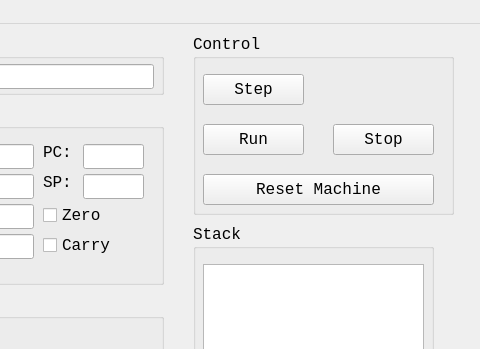
Before: the Qt Designer form src/MainWindow.ui in g0mb4/tvm, drawn with Qt 5; both pictures show x 227 to 707 and y 0 to 349 of the 707 by 667 pixel window.
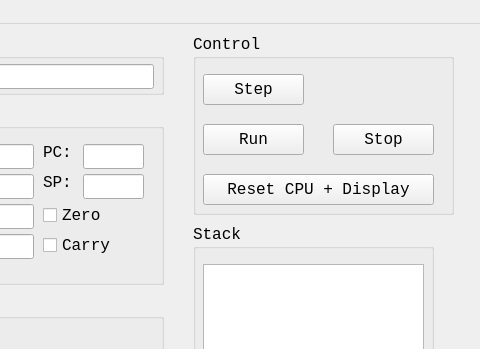
After: the same form once the commit is applied.

Commit message: Reset Machine button renamed.

What changed in the file:
```diff
--- a/src/MainWindow.ui
+++ b/src/MainWindow.ui
@@ -421,7 +421,7 @@
       </rect>
      </property>
      <property name="text">
-      <string>Reset Machine</string>
+      <string>Reset CPU + Display</string>
      </property>
     </widget>
     <widget class="QPushButton" name="btn_run">
```
